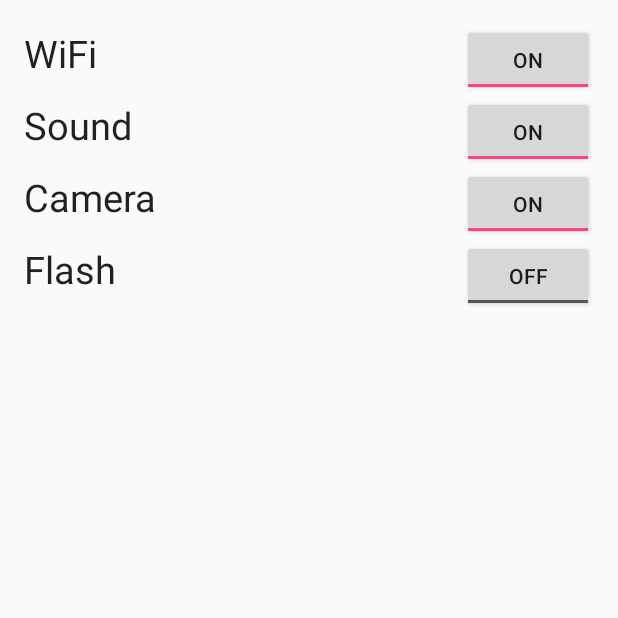
After one commit to jooey247/BSP, an Android app: the SetActivity screen opened directly, with no data from a screen before it, on a phone screen of 412 x 824 dp, the top half of it. The commit adds this screen. Run offline under Robolectric (Android 15) with nearby library versions, the phone set to English and light mode, and no system bars.

Commit message:
Connect, Set Activity 추가
gradle app permission 추가
manifest 수정

Connect,Set activity 추가

```diff
--- a/BeaconSecurityApp2/app/build.gradle
+++ b/BeaconSecurityApp2/app/build.gradle
@@ -27,4 +27,8 @@ dependencies {
     compile files('libs/android-async-http-1.4.9.jar')
     compile 'com.loopj.android:android-async-http:1.4.9'
     compile group: 'com.google.code.gson', name: 'gson', version: '2.7'
+
+    //sujin
+    compile 'org.altbeacon:android-beacon-library:2+'
+    compile 'com.estimote:sdk:0.10.4@aar'
 }
--- /dev/null
+++ b/BeaconSecurityApp2/app/src/main/java/cse/knu/beaconsecurityapp/SetActivity.java
@@ -0,0 +1,155 @@
+//sujin//
+
+package cse.knu.beaconsecurityapp;
+
+import android.support.v7.app.AppCompatActivity;
+import android.os.Bundle;
+import android.content.Context;
+import android.graphics.Camera;
+import android.hardware.camera2.CameraManager;
+import android.media.AudioManager;
+import android.net.wifi.WifiManager;
+import android.widget.ToggleButton;
+import java.util.Set;
+
+public class SetActivity extends AppCompatActivity {
+
+    private WifiManager wifiManager;
+    private AudioManager audioManager;
+    private CameraManager cameraManager;
+
+    android.hardware.Camera camera;
+    android.hardware.Camera.Parameters p;
+    private String user_original_option_info = new String();
+
+    private String audiostate = new String();
+    private String wifistate = new String();
+    private String flashstate =new String();
+    private String camerastate = new String("1");
+
+    private int wifi_info = 0;
+    private int sound_info = 1;
+    private int camera_info = 2;
+    private int flash_info = 3;
+
+    ToggleButton toggle_Button;
+    ToggleButton toggle_Button2;
+    ToggleButton toggle_Button3;
+    ToggleButton toggle_Button4;
+
+    @Override
+    protected void onCreate(Bundle savedInstanceState) {
+        super.onCreate(savedInstanceState);
+        setContentView(R.layout.user_content_main);//activity_set);
+
+        camera = android.hardware.Camera.open();
+        camera.release();
+        p = camera.getParameters();
+        audioManager = (AudioManager)getSystemService(Context.AUDIO_SERVICE);
+        wifiManager = (WifiManager)getSystemService(Context.WIFI_SERVICE);
+        cameraManager = (CameraManager)getSystemService(Context.CAMERA_SERVICE);
+
+        toggle_Button=(ToggleButton)findViewById(R.id.toggleButton);
+        toggle_Button2=(ToggleButton)findViewById(R.id.toggleButton2);
+        toggle_Button3=(ToggleButton)findViewById(R.id.toggleButton3);
+        toggle_Button4=(ToggleButton)findViewById(R.id.toggleButton4);
+
+        getUsersOption();
+    }
+
+    public SetActivity(){}
+
+    public void setUsersOption(String opt){
+
+        switch (opt.indexOf(wifi_info)){
+            case 0 :
+                //wifi끄기
+                wifiManager.setWifiEnabled(false);
+                toggle_Button.setChecked(false);
+                break;
+            case 1 :
+                wifiManager.setWifiEnabled(true);
+                toggle_Button.setChecked(true);
+                break;
+            default:
+        }
+        switch (opt.indexOf(sound_info)){
+            case 0 :
+                audioManager.setRingerMode(AudioManager.RINGER_MODE_VIBRATE);
+                toggle_Button2.setChecked(false);
+                break;
+            case 1 :
+                audioManager.setRingerMode(AudioManager.RINGER_MODE_NORMAL);
+                toggle_Button3.setChecked(true);
+                break;
+            default:
+        }
+        switch (opt.indexOf(camera_info)){
+            case 0 :
+                camera.lock();
+                toggle_Button3.setChecked(false);
+                break;
+            case 1 :
+                camera.release();
+                toggle_Button4.setChecked(true);
+                break;
+            default:
+        }
+        switch (opt.indexOf(flash_info)){
+            case 0 :
+                p.setFlashMode(android.hardware.Camera.Parameters.FLASH_MODE_OFF);
+                break;
+            case 1 :
+                p.setFlashMode(android.hardware.Camera.Parameters.FLASH_MODE_TORCH);
+                break;
+            default:
+        }
+    }
+
+    public void getUsersOption(){
+
+        switch (audioManager.getRingerMode()){
+            case AudioManager.RINGER_MODE_NORMAL:
+                audiostate="1";
+                toggle_Button2.setChecked(true);
+                break;
+            case AudioManager.RINGER_MODE_SILENT:
+                audiostate="0";
+                toggle_Button2.setChecked(false);
+                break;
+            case AudioManager.RINGER_MODE_VIBRATE:
+                audiostate="0";
+                toggle_Button2.setChecked(false);
+                break;
+            default:
+        }
+
+        switch (wifiManager.getWifiState()){
+            case WifiManager.WIFI_STATE_ENABLED:
+                wifistate="1";
+                toggle_Button.setChecked(true);
+                break;
+            case WifiManager.WIFI_STATE_DISABLING:
+                wifistate="0";
+                toggle_Button.setChecked(false);
+                break;
+            default:
+        }
+
+        switch (p.getFlashMode()){
+            case android.hardware.Camera.Parameters.FLASH_MODE_TORCH:
+                flashstate="1";
+                toggle_Button4.setChecked(true);
+                break;
+            case android.hardware.Camera.Parameters.FLASH_MODE_OFF:
+                flashstate="0";
+                toggle_Button4.setChecked(false);
+                break;
+            default:
+        }
+
+        toggle_Button3.setChecked(true);
+
+        user_original_option_info = wifistate+audiostate+camerastate+flashstate;
+    }
+}
--- a/BeaconSecurityApp2/app/src/main/res/layout/user_content_main.xml
+++ b/BeaconSecurityApp2/app/src/main/res/layout/user_content_main.xml
@@ -1,14 +1,89 @@
 <?xml version="1.0" encoding="utf-8"?>
-<RelativeLayout xmlns:android="http://schemas.android.com/apk/res/android"
+<LinearLayout xmlns:android="http://schemas.android.com/apk/res/android"
     xmlns:tools="http://schemas.android.com/tools"
     xmlns:app="http://schemas.android.com/apk/res-auto" android:layout_width="match_parent"
+    android:orientation="vertical"
     android:layout_height="match_parent" android:paddingLeft="@dimen/activity_horizontal_margin"
     android:paddingRight="@dimen/activity_horizontal_margin"
     android:paddingTop="@dimen/activity_vertical_margin"
     android:paddingBottom="@dimen/activity_vertical_margin"
-    app:layout_behavior="@string/appbar_scrolling_view_behavior" tools:showIn="@layout/user_app_bar_main"
+    app:layout_behavior="@string/appbar_scrolling_view_behavior"
     tools:context=".UserActivity.user_MainActivity">
 
+    <GridLayout
+        android:layout_width="match_parent"
+        android:layout_height="match_parent">
 
+        <TextView
+            android:layout_width="wrap_content"
+            android:layout_height="wrap_content"
+            android:textAppearance="?android:attr/textAppearanceLarge"
+            android:text="WiFi"
+            android:id="@+id/textView2"
+            android:layout_row="0"
+            android:layout_column="8"
+            android:textSize="25dp" />
 
-</RelativeLayout>
+        <TextView
+            android:layout_width="wrap_content"
+            android:layout_height="wrap_content"
+            android:textAppearance="?android:attr/textAppearanceLarge"
+            android:text="Sound"
+            android:id="@+id/textView3"
+            android:layout_row="1"
+            android:layout_column="8"
+            android:textSize="25dp" />
+
+        <ToggleButton
+            android:layout_width="wrap_content"
+            android:layout_height="wrap_content"
+            android:text="New ToggleButton"
+            android:id="@+id/toggleButton"
+            android:layout_row="0"
+            android:layout_column="11" />
+
+        <ToggleButton
+            android:layout_width="wrap_content"
+            android:layout_height="wrap_content"
+            android:text="New ToggleButton"
+            android:id="@+id/toggleButton2"
+            android:layout_row="1"
+            android:layout_column="11" />
+
+        <TextView
+            android:layout_width="wrap_content"
+            android:layout_height="wrap_content"
+            android:textAppearance="?android:attr/textAppearanceLarge"
+            android:text="Camera"
+            android:id="@+id/textView4"
+            android:layout_row="2"
+            android:layout_column="8"
+            android:textSize="25dp" />
+
+        <ToggleButton
+            android:layout_width="wrap_content"
+            android:layout_height="wrap_content"
+            android:text="New ToggleButton"
+            android:id="@+id/toggleButton3"
+            android:layout_row="2"
+            android:layout_column="11" />
+
+        <TextView
+            android:layout_width="wrap_content"
+            android:layout_height="wrap_content"
+            android:textAppearance="?android:attr/textAppearanceLarge"
+            android:text="Flash"
+            android:id="@+id/textView5"
+            android:layout_row="3"
+            android:layout_column="8"
+            android:textSize="25dp" />
+
+        <ToggleButton
+            android:layout_width="wrap_content"
+            android:layout_height="wrap_content"
+            android:text="New ToggleButton"
+            android:id="@+id/toggleButton4"
+            android:layout_row="3"
+            android:layout_column="11" />
+    </GridLayout>
+</LinearLayout>
```
Also changed, not shown: BeaconSecurityApp2/app/src/main/AndroidManifest.xml (+14 -11 lines), BeaconSecurityApp2/app/src/main/java/cse/knu/beaconsecurityapp/ConnectActivity.java (added, +74 -0 lines), BeaconSecurityApp2/app/src/main/res/layout/activity_connect.xml (added, +12 -0 lines), BeaconSecurityApp2/app/src/main/res/layout/activity_set.xml (added, +12 -0 lines), 2 other files.
